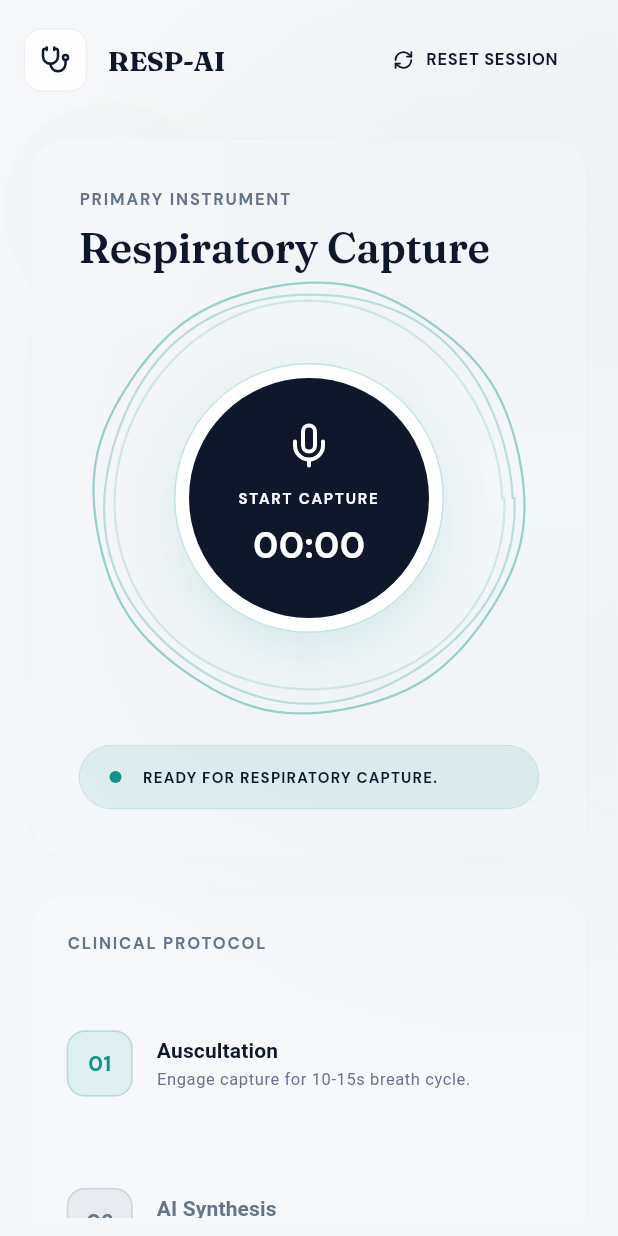
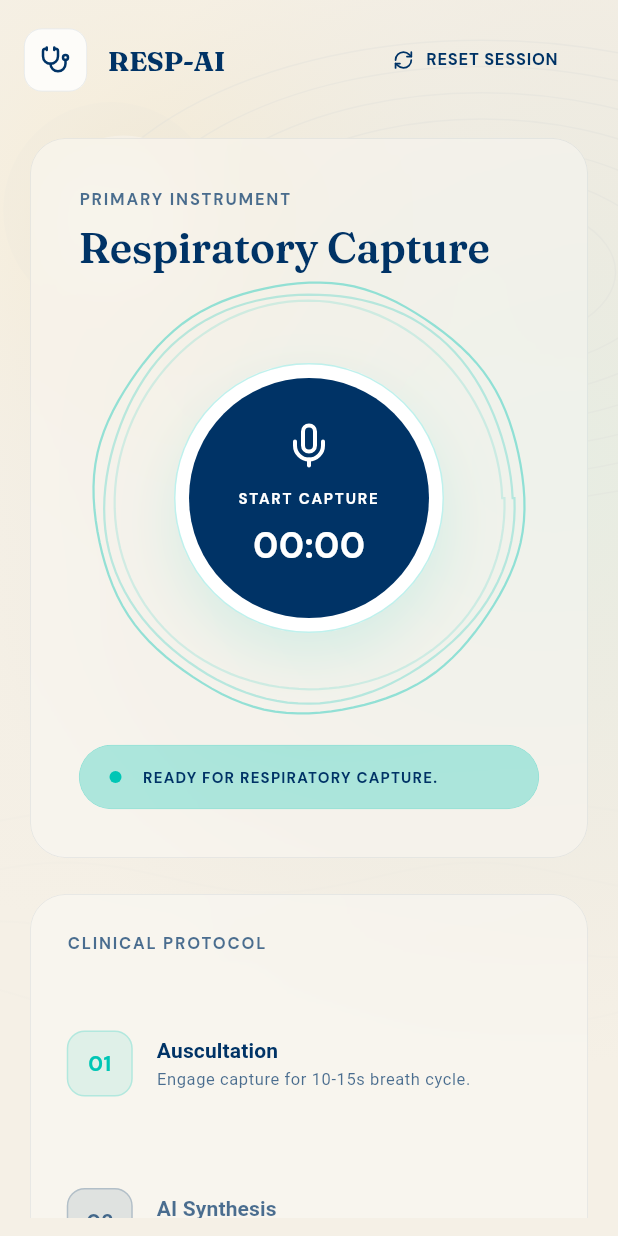
Before and after one commit to MedTechHealth/RESP-AI, a Flutter app: the screen it shows after launch, on a phone screen of 412 x 824 dp. Run offline on Flutter 3.47's test engine with Material 3 defaults, Android fonts, the phone set to English and light mode, and no system bars; drawn by our look-alikes of flutter_animate; our stand-ins replace file_picker, flutter_riverpod, google_fonts, lucide_icons, permission_handler; missing offline and left inert: record.

Commit message:
feat: implement Vicks palette and frosted acrylic glass card spec

```diff
--- a/app/lib/theme/app_theme.dart
+++ b/app/lib/theme/app_theme.dart
@@ -2,27 +2,33 @@
 import 'package:google_fonts/google_fonts.dart';
 
 class AppTheme {
-  // Frost & Slate Palette
-  static const slate = Color(0xFF0F172A);
-  static const slateSoft = Color(0xFF334155);
-  static const slateMuted = Color(0xFF64748B);
+  // Vicks Palette (Parchment & Menthol)
+  static const parchment = Color(0xFFF5F0E6);
+  static const vicksBlue = Color(0xFF003366);
+  static const vicksBlueSoft = Color(0xFFE0E7FF);
+  static const mentholCyan = Color(0xFF00C6B5);
+  static const clinicalAmber = Color(0xFFFFB800);
+  static const success = Color(0xFF16A34A);
+  static const oxide = Color(0xFFE11D48);
 
-  static const frost = Color(0xFFF5F7FA);
-  static const frostDeep = Color(0xFFE2E8F0);
-  static const glass = Color(0xFFFFFFFF);
-  static const glassBorder = Color(0xFFE2E8F0);
+  static const glassBorder = Color(0x1A003366); // vicksBlue with 0.1 alpha
+  static const shadow = Color(0x0F003366);
 
-  static const respiratoryTeal = Color(0xFF0D9488);
-  static const respiratoryTealSoft = Color(0xFFCCFBFE);
-  static const oxide = Color(0xFFE11D48);
-  static const oxideSoft = Color(0xFFFFF1F2);
-  static const gold = Color(0xFFCA8A04);
-  static const goldSoft = Color(0xFFFEF9C3);
-  static const success = Color(0xFF16A34A);
-
-  static const shadow = Color(0x0F0F172A);
+  // Aliases for backward compatibility during transition
+  static const slate = vicksBlue;
+  static const slateSoft = vicksBlueSoft;
+  static const slateMuted = Color(0xB3003366); // vicksBlue 0.7 alpha
+  static const frost = parchment;
+  static const frostDeep = Color(0xFFE8E4D8); // Slightly darker parchment
+  static const glass = Colors.white;
+  static const respiratoryTeal = mentholCyan;
+  static const respiratoryTealSoft = Color(0x3300C6B5); // mentholCyan 0.2 alpha
+  static const gold = clinicalAmber;
+  static const goldSoft = Color(0x33FFB800); // clinicalAmber 0.2 alpha
 
   static TextTheme _textTheme(Color bodyColor, Color mutedColor) {
+    final baseFeatures = [const FontFeature.tabularFigures()];
+
     return TextTheme(
       displayLarge: GoogleFonts.fraunces(
         color: bodyColor,
@@ -69,30 +75,35 @@
         fontSize: 16,
         height: 1.6,
         fontWeight: FontWeight.w400,
+        fontFeatures: baseFeatures,
       ),
       bodyMedium: GoogleFonts.dmSans(
         color: mutedColor,
         fontSize: 14,
         height: 1.6,
         fontWeight: FontWeight.w400,
+        fontFeatures: baseFeatures,
       ),
       labelLarge: GoogleFonts.dmSans(
         color: bodyColor,
         fontSize: 14,
         fontWeight: FontWeight.w700,
         letterSpacing: 0.2,
+        fontFeatures: baseFeatures,
       ),
       labelMedium: GoogleFonts.dmSans(
         color: mutedColor,
         fontSize: 12,
         fontWeight: FontWeight.w700,
         letterSpacing: 0.5,
+        fontFeatures: baseFeatures,
       ),
       labelSmall: GoogleFonts.dmSans(
         color: mutedColor,
         fontSize: 11,
         fontWeight: FontWeight.w700,
         letterSpacing: 1.0,
+        fontFeatures: baseFeatures,
       ),
     );
   }
@@ -100,36 +111,36 @@
   static ThemeData lightTheme = ThemeData(
     useMaterial3: true,
     brightness: Brightness.light,
-    scaffoldBackgroundColor: frost,
-    primaryColor: respiratoryTeal,
+    scaffoldBackgroundColor: parchment,
+    primaryColor: mentholCyan,
     colorScheme: const ColorScheme.light(
-      primary: slate,
+      primary: vicksBlue,
       onPrimary: Colors.white,
-      secondary: gold,
+      secondary: mentholCyan,
       onSecondary: Colors.white,
-      surface: Colors.white,
-      onSurface: slate,
+      surface: parchment,
+      onSurface: vicksBlue,
       error: oxide,
       onError: Colors.white,
       outline: glassBorder,
-      surfaceContainerHighest: frostDeep,
-      tertiary: success,
+      surfaceContainerHighest: vicksBlueSoft,
+      tertiary: clinicalAmber,
     ),
-    textTheme: _textTheme(slate, slateMuted),
+    textTheme: _textTheme(vicksBlue, vicksBlue.withValues(alpha: 0.7)),
     appBarTheme: AppBarTheme(
       backgroundColor: Colors.transparent,
       surfaceTintColor: Colors.transparent,
       elevation: 0,
       centerTitle: false,
-      iconTheme: const IconThemeData(color: slate),
+      iconTheme: const IconThemeData(color: vicksBlue),
       titleTextStyle: GoogleFonts.dmSans(
-        color: slate,
+        color: vicksBlue,
         fontSize: 16,
         fontWeight: FontWeight.w700,
       ),
     ),
     cardTheme: CardThemeData(
-      color: Colors.white.withValues(alpha: 0.8),
+      color: Colors.white.withValues(alpha: 0.6),
       surfaceTintColor: Colors.transparent,
       elevation: 0,
       margin: EdgeInsets.zero,
@@ -142,10 +153,10 @@
     elevatedButtonTheme: ElevatedButtonThemeData(
       style: ElevatedButton.styleFrom(
         minimumSize: const Size.fromHeight(56),
-        backgroundColor: slate,
+        backgroundColor: vicksBlue,
         foregroundColor: Colors.white,
-        disabledBackgroundColor: frostDeep,
-        disabledForegroundColor: slateMuted,
+        disabledBackgroundColor: vicksBlueSoft,
+        disabledForegroundColor: vicksBlue.withValues(alpha: 0.5),
         elevation: 0,
         shadowColor: Colors.transparent,
         shape: RoundedRectangleBorder(borderRadius: BorderRadius.circular(16)),
@@ -159,7 +170,7 @@
     outlinedButtonTheme: OutlinedButtonThemeData(
       style: OutlinedButton.styleFrom(
         minimumSize: const Size.fromHeight(56),
-        foregroundColor: slate,
+        foregroundColor: vicksBlue,
         side: const BorderSide(color: glassBorder),
         shape: RoundedRectangleBorder(borderRadius: BorderRadius.circular(16)),
         padding: const EdgeInsets.symmetric(horizontal: 22, vertical: 18),
@@ -171,7 +182,7 @@
     ),
     iconButtonTheme: IconButtonThemeData(
       style: IconButton.styleFrom(
-        foregroundColor: slate,
+        foregroundColor: vicksBlue,
         backgroundColor: Colors.white.withValues(alpha: 0.5),
         minimumSize: const Size(44, 44),
       ),
@@ -181,16 +192,16 @@
 
   static ThemeData darkTheme = lightTheme.copyWith(
     brightness: Brightness.dark,
-    scaffoldBackgroundColor: const Color(0xFF020617), // Slate 950
+    scaffoldBackgroundColor: const Color(0xFF001A33), // Deepest Vicks Blue
     colorScheme: const ColorScheme.dark(
       primary: Colors.white,
-      onPrimary: slate,
-      secondary: gold,
-      surface: Color(0xFF0F172A), // Slate 900
-      onSurface: Color(0xFFF1F5F9), // Slate 100
+      onPrimary: vicksBlue,
+      secondary: mentholCyan,
+      surface: Color(0xFF00264D),
+      onSurface: Color(0xFFF1F5F9),
       error: oxide,
-      outline: Color(0xFF1E293B), // Slate 800
-      tertiary: success,
+      outline: Color(0xFF003366),
+      tertiary: clinicalAmber,
     ),
     textTheme: _textTheme(const Color(0xFFF1F5F9), const Color(0xFF94A3B8)),
   );
--- a/app/lib/widgets/modern_glass_card.dart
+++ b/app/lib/widgets/modern_glass_card.dart
@@ -29,10 +29,10 @@
         filter: ImageFilter.blur(sigmaX: blur, sigmaY: blur),
         child: Container(
           decoration: BoxDecoration(
-            color: (tint ?? Colors.white).withValues(alpha: 0.1),
+            color: (tint ?? Colors.white).withValues(alpha: 0.3),
             borderRadius: BorderRadius.circular(borderRadius),
             border: Border.all(
-              color: borderColor ?? AppTheme.glassBorder.withValues(alpha: 0.5),
+              color: borderColor ?? AppTheme.glassBorder,
               width: 0.5,
             ),
           ),
```
Also changed, not shown: 1 other file.
